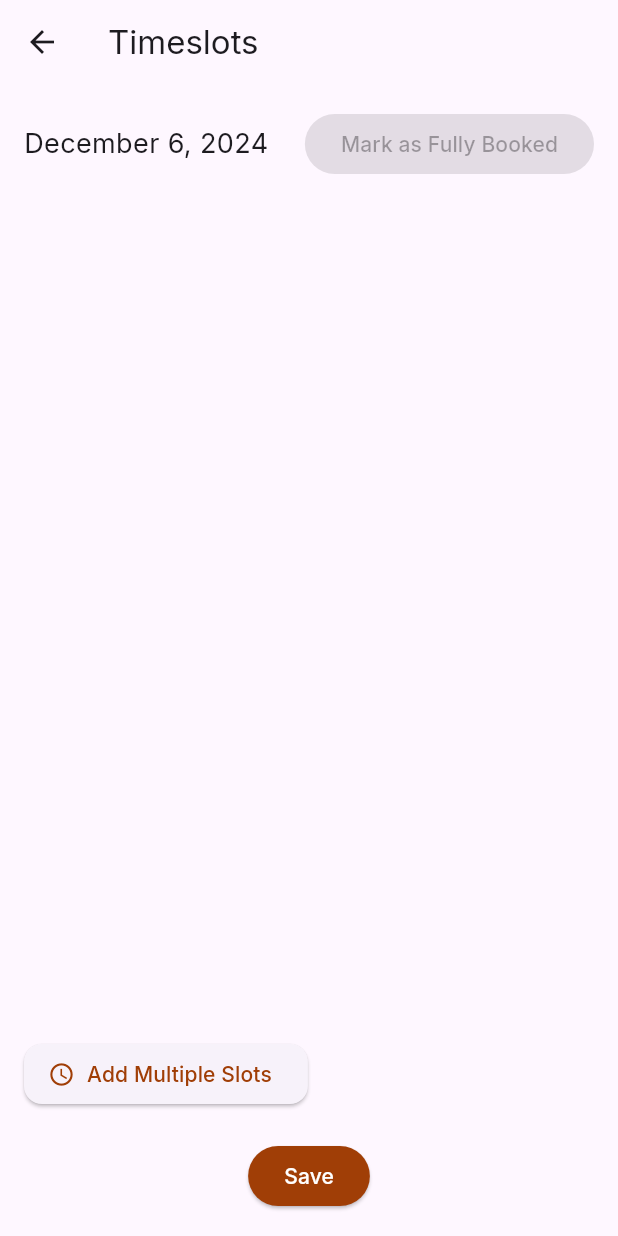
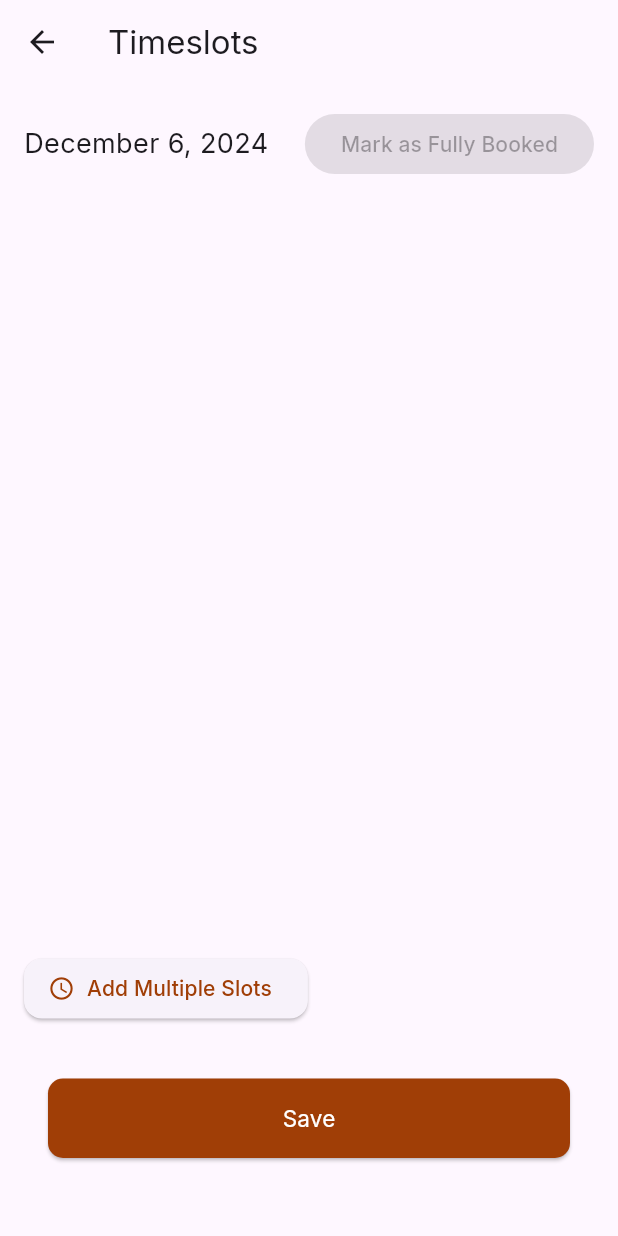
Before and after one commit to Pamfurred-Service-Provider/pamfurred_service_provider, a Flutter app: the AppointmentTimeSlotScreen screen opened directly with empty values, on a phone screen of 412 x 824 dp. Run offline on Flutter 3.47's test engine with Material 3 defaults, Android fonts, the phone set to English and light mode, and no system bars; our stand-ins replace animated_custom_dropdown, email_validator, firebase_core, firebase_messaging, fl_chart, flutter_local_notifications and 10 more; missing offline and left inert: fancy_password_field, open_street_map_search_and_pick; accounts and stored records are empty.

Commit message:
appointment_time_slot - changed elevated button.  edit profile - fetch and update profile.

```diff
--- a/lib/screens/appointment_details.dart
+++ b/lib/screens/appointment_details.dart
@@ -21,6 +21,7 @@ class AppointmentDetailScreen extends StatefulWidget {
 class AppointmentDetailScreenState extends State<AppointmentDetailScreen> {
   late String dropdownValue;
   final List<String> statusOptions = ['Done', 'Cancelled', 'Upcoming'];
+  final List<String> appointmentStatus = ['Accept', 'Reject'];
   final SupabaseClient supabase = Supabase.instance.client;
 
   @override
@@ -160,7 +161,7 @@ class AppointmentDetailScreenState extends State<AppointmentDetailScreen> {
                       ),
                     ),
                     child: const Text(
-                      'Cancelled',
+                      'Cancel',
                       style: TextStyle(fontSize: 16),
                     ),
                   ),
--- a/lib/screens/appointment_time_slot.dart
+++ b/lib/screens/appointment_time_slot.dart
@@ -1,6 +1,7 @@
 import 'package:flutter/material.dart';
 import 'package:intl/intl.dart';
 import 'package:service_provider/components/globals.dart';
+import 'package:service_provider/components/width_expanded_button.dart';
 import 'package:supabase_flutter/supabase_flutter.dart'; // Import Supabase package
 import 'package:service_provider/Widgets/error_dialog.dart';
 import 'package:service_provider/Widgets/confirmation_dialog.dart';
@@ -431,22 +432,14 @@ class AppointmentTimeSlotScreenState extends State<AppointmentTimeSlotScreen> {
                 ),
               ),
               const SizedBox(height: 20),
-              Center(
-                child: ElevatedButton(
-                  onPressed: () async {
-                    await _saveToSupabase();
-                  },
-                  style: ElevatedButton.styleFrom(
-                      backgroundColor: primaryColor,
-                      foregroundColor: Colors.white),
-                  child: isLoading
-                      ? const CircularProgressIndicator(
-                          color: Colors.white,
-                        )
-                      : const Text('Save',
-                          style: TextStyle(color: Colors.white)),
+              Padding(
+                padding: const EdgeInsets.all(16.0),
+                child: CustomWideButton(
+                  text: 'Save',
+                  onPressed: _saveToSupabase,
                 ),
               ),
+              const SizedBox(height: 20),
             ],
           ],
         ),
```
Also changed, not shown: lib/screens/edit_profile.dart (+17 -48 lines), lib/screens/home_screen.dart (+0 -36 lines).
